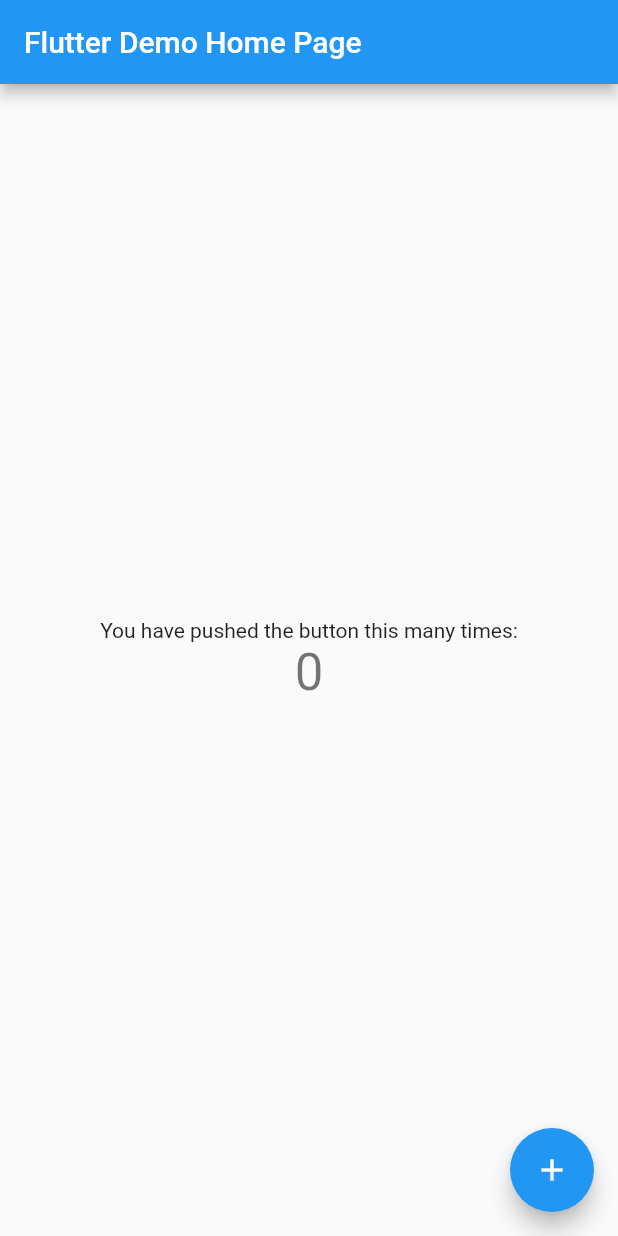
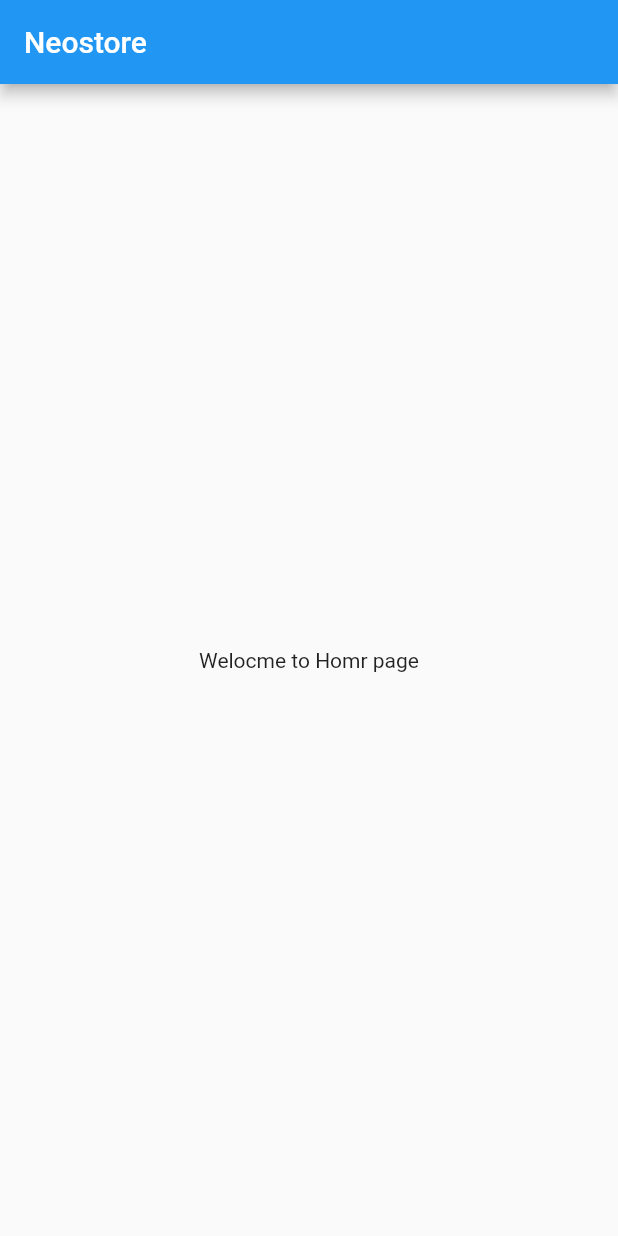
Before and after one commit to ShraddhaMhatree/neostore, a Flutter app: the screen it shows after launch, on a phone screen of 412 x 824 dp. Run offline on Flutter 3.47's test engine with Material 2 defaults, Android fonts, the phone set to English and light mode, and no system bars.

Commit message:
Added basic home page

```diff
--- a/lib/main.dart
+++ b/lib/main.dart
@@ -11,107 +11,22 @@ class MyApp extends StatelessWidget {
     return MaterialApp(
       title: 'Flutter Demo',
       theme: ThemeData(
-        // This is the theme of your application.
-        //
-        // Try running your application with "flutter run". You'll see the
-        // application has a blue toolbar. Then, without quitting the app, try
-        // changing the primarySwatch below to Colors.green and then invoke
-        // "hot reload" (press "r" in the console where you ran "flutter run",
-        // or simply save your changes to "hot reload" in a Flutter IDE).
-        // Notice that the counter didn't reset back to zero; the application
-        // is not restarted.
         primarySwatch: Colors.blue,
-        // This makes the visual density adapt to the platform that you run
-        // the app on. For desktop platforms, the controls will be smaller and
-        // closer together (more dense) than on mobile platforms.
         visualDensity: VisualDensity.adaptivePlatformDensity,
       ),
-      home: MyHomePage(title: 'Flutter Demo Home Page'),
+      home: MyHomePage(),
     );
   }
 }
 
-class MyHomePage extends StatefulWidget {
-  MyHomePage({Key key, this.title}) : super(key: key);
-
-  // This widget is the home page of your application. It is stateful, meaning
-  // that it has a State object (defined below) that contains fields that affect
-  // how it looks.
-
-  // This class is the configuration for the state. It holds the values (in this
-  // case the title) provided by the parent (in this case the App widget) and
-  // used by the build method of the State. Fields in a Widget subclass are
-  // always marked "final".
-
-  final String title;
-
-  @override
-  _MyHomePageState createState() => _MyHomePageState();
-}
-
-class _MyHomePageState extends State<MyHomePage> {
-  int _counter = 0;
-
-  void _incrementCounter() {
-    setState(() {
-      // This call to setState tells the Flutter framework that something has
-      // changed in this State, which causes it to rerun the build method below
-      // so that the display can reflect the updated values. If we changed
-      // _counter without calling setState(), then the build method would not be
-      // called again, and so nothing would appear to happen.
-      _counter++;
-    });
-  }
-
+class MyHomePage extends StatelessWidget {
   @override
   Widget build(BuildContext context) {
-    // This method is rerun every time setState is called, for instance as done
-    // by the _incrementCounter method above.
-    //
-    // The Flutter framework has been optimized to make rerunning build methods
-    // fast, so that you can just rebuild anything that needs updating rather
-    // than having to individually change instances of widgets.
     return Scaffold(
       appBar: AppBar(
-        // Here we take the value from the MyHomePage object that was created by
-        // the App.build method, and use it to set our appbar title.
-        title: Text(widget.title),
+        title: Text('Neostore'),
       ),
-      body: Center(
-        // Center is a layout widget. It takes a single child and positions it
-        // in the middle of the parent.
-        child: Column(
-          // Column is also a layout widget. It takes a list of children and
-          // arranges them vertically. By default, it sizes itself to fit its
-          // children horizontally, and tries to be as tall as its parent.
-          //
-          // Invoke "debug painting" (press "p" in the console, choose the
-          // "Toggle Debug Paint" action from the Flutter Inspector in Android
-          // Studio, or the "Toggle Debug Paint" command in Visual Studio Code)
-          // to see the wireframe for each widget.
-          //
-          // Column has various properties to control how it sizes itself and
-          // how it positions its children. Here we use mainAxisAlignment to
-          // center the children vertically; the main axis here is the vertical
-          // axis because Columns are vertical (the cross axis would be
-          // horizontal).
-          mainAxisAlignment: MainAxisAlignment.center,
-          children: <Widget>[
-            Text(
-              'You have pushed the button this many times:',
-            ),
-            Text(
-              '$_counter',
-              style: Theme.of(context).textTheme.headline4,
-            ),
-          ],
-        ),
-      ),
-      floatingActionButton: FloatingActionButton(
-        onPressed: _incrementCounter,
-        tooltip: 'Increment',
-        child: Icon(Icons.add),
-      ), // This trailing comma makes auto-formatting nicer for build methods.
+      body: Center(child: Text('Welocme to Homr page'),),
     );
   }
 }
```
